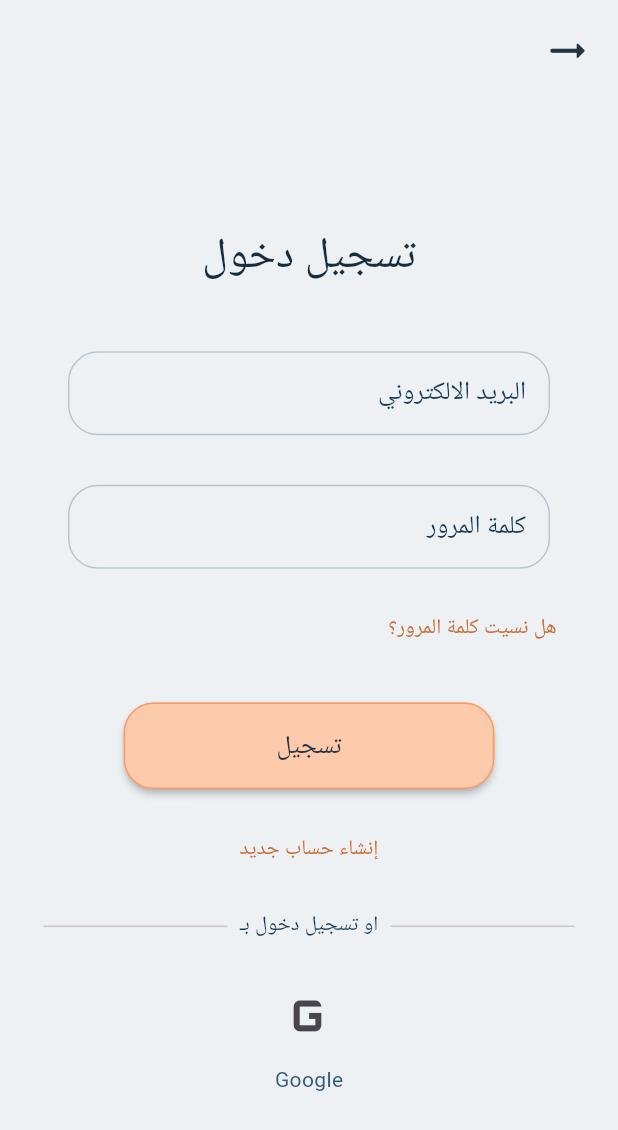
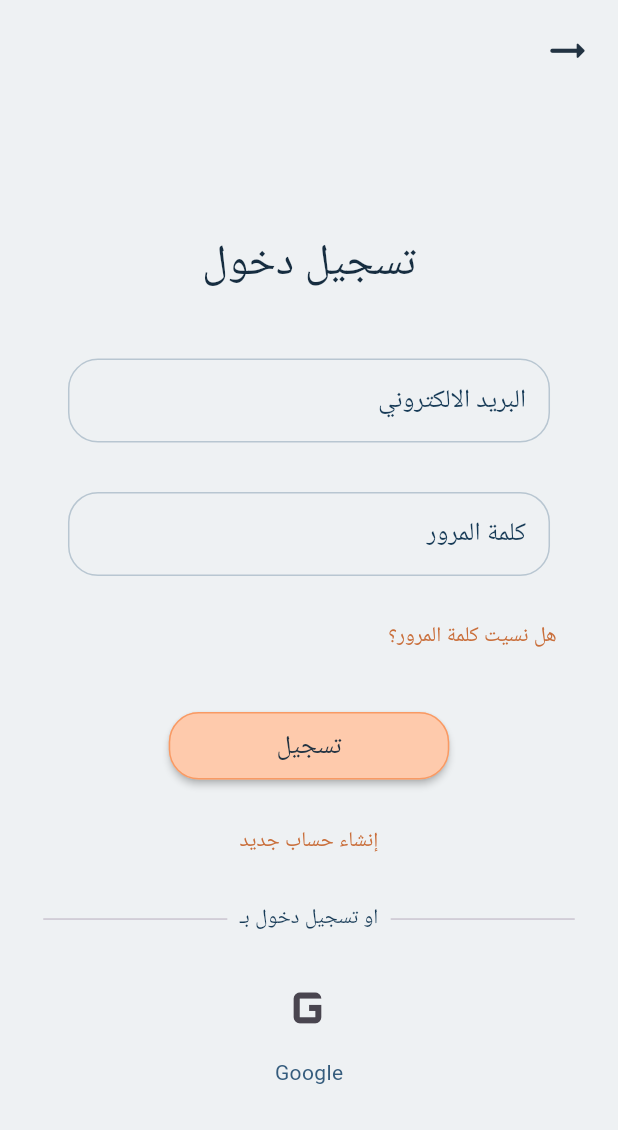
Before and after one commit to Rasha-KS/RoadmapsSystem-Flutter, a Flutter app: the RegisterScreen screen opened directly, after a tap on "إنشاء حساب", after a tap on the "arrow right alt" icon, after a tap on "تسجيل دخول", on a phone screen of 412 x 824 dp. Shown: the top 1130 px of the screen. Run offline on Flutter 3.47's test engine with Material 3 defaults, Android fonts, the phone set to English and light mode, and no system bars; Roboto replaces fonts that are missing (Tajawal_M, Tajawal_R).

Commit message:
update auth screen  and bottom nav

```diff
--- a/lib/core/theme/app_text_styles.dart
+++ b/lib/core/theme/app_text_styles.dart
@@ -45,4 +45,8 @@
     fontFamily: 'Tajawal_M',
     fontSize: 14,
   );
+  static const TextStyle textNav = TextStyle(
+    fontFamily: 'Tajawal_R',
+    fontSize: 14,
+  );
 }
--- a/lib/core/widgets/app_bottom_nav.dart
+++ b/lib/core/widgets/app_bottom_nav.dart
@@ -75,14 +75,13 @@
                       children: [
                         Icon(
                           item['icon'] as IconData,
-                          size: 26,
+                          size:28,
                           color: AppColors.primary,
                         ),
                         const SizedBox(height: 2),
                         Text(
                           item['label'] as String,
-                          style: AppTextStyles.smallText.copyWith(
-                            fontSize: 10,
+                          style: AppTextStyles.textNav.copyWith(
                             color: AppColors.primary,
                           ),
                           maxLines: 1,
--- a/lib/features/auth/presentation/forget_password_screen.dart
+++ b/lib/features/auth/presentation/forget_password_screen.dart
@@ -146,6 +146,8 @@
 
                     // متابعة button
                     CustomButton(
+                      height: 45,
+                        width: 187,
                       onPressed: () {
                         if (formStateKey.currentState?.validate() ?? false) {
                           FocusScope.of(context).unfocus();
@@ -161,8 +163,8 @@
                           clearFieldsAndFocusForget();
                         }
                       },
-                      height: screenHeight * 0.07,
-                      width: screenWidth * 0.6,
+                      // height: screenHeight * 0.07,
+                      // width: screenWidth * 0.6,
                       text: "متابعة",
                       fontsize: 17,
                     ),
--- a/lib/features/auth/presentation/login_screen.dart
+++ b/lib/features/auth/presentation/login_screen.dart
@@ -215,14 +215,16 @@
 
                     // Buttons
                     CustomButton(
+                      height: 45,
+                        width: 187,
                       onPressed: () {
                         if (formStateKey.currentState?.validate() ?? false) {
                           FocusScope.of(context).unfocus();
                           clearFieldsAndFocusLogin();
                         }
                       },
-                      height: screenHeight * 0.07,
-                      width: screenWidth * 0.6,
+                      // height: screenHeight * 0.07,
+                      // width: screenWidth * 0.6,
                       text: "تسجيل",
                       fontsize: 17,
                     ),
--- a/lib/features/auth/presentation/register_screen.dart
+++ b/lib/features/auth/presentation/register_screen.dart
@@ -279,14 +279,16 @@
 
                     // Buttons
                     CustomButton(
+                        height: 45,
+                        width: 187,
                       onPressed: () {
                         if (formStateKey.currentState?.validate() ?? false) {
                           FocusScope.of(context).unfocus();
                           clearFieldsAndFocusSignUp();
                         }
                       },
-                      height: screenHeight * 0.07,
-                      width: screenWidth * 0.6,
+                  //    height: screenHeight * 0.07,
+                  //    width: screenWidth * 0.6,
                       text: "إنشاء حساب",
                       fontsize: 17, // الخط ثابت
                     ),
--- a/lib/features/auth/presentation/splash_screen.dart
+++ b/lib/features/auth/presentation/splash_screen.dart
@@ -74,8 +74,10 @@
                 Column(
                   children: [
                     CustomButton(
-                      height: screenHeight * 0.07,
-                      width: screenWidth * 0.6,
+                      width:241,
+                      height:50,
+                      // height: screenHeight * 0.07,
+                      // width: screenWidth * 0.6,
                       text: "تسجيل دخول",
                       fontsize: 20,
                       onPressed: () {
@@ -89,8 +91,10 @@
                     ),
                     SizedBox(height: screenHeight * 0.05),
                     CustomButton(
-                      height: screenHeight * 0.07,
-                      width: screenWidth * 0.6,
+                      width:241,
+                      height:50,
+                      // height: screenHeight * 0.07,
+                      // width: screenWidth * 0.6,
                       text: "إنشاء حساب",
                       fontsize: 20,
                       onPressed: () {
--- a/lib/features/auth/presentation/verify_message_screen.dart
+++ b/lib/features/auth/presentation/verify_message_screen.dart
@@ -128,9 +128,11 @@
                     Padding(
                       padding: EdgeInsets.all(screenWidth * 0.05),
                       child: CustomButton(
+                        height: 45,
+                        width: 187,
                         onPressed: () {},
-                        height: screenHeight * 0.07,
-                        width: screenWidth * 0.6,
+                        // height: screenHeight * 0.07,
+                        // width: screenWidth * 0.6,
                         text: "متابعة",
                         fontsize: 17,
                       ),
```
Also changed, not shown: lib/core/widgets/app_appbar.dart (+4 -7 lines), lib/main.dart (+34 -34 lines).
